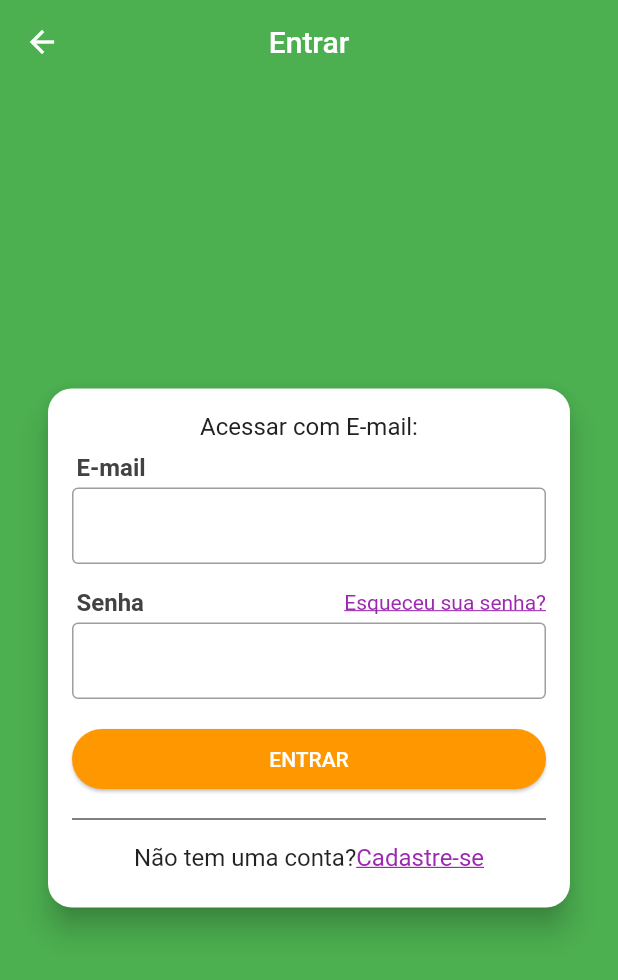
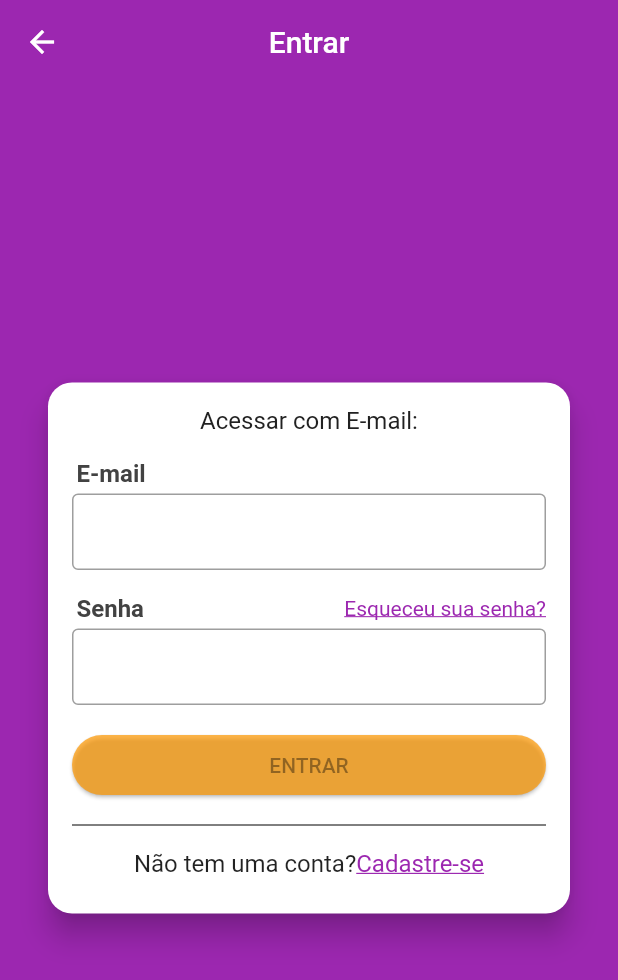
Before and after one commit to leonardovilches/sos_services, a Flutter app: the screen it shows after launch, in the side drawer, after a tap on "Acesse sua conta agora!", on a phone screen of 412 x 824 dp. Shown: the top 980 px of the screen. Run offline on Flutter 3.47's test engine with Material 2 defaults, Android fonts, the phone set to English and light mode, and no system bars; our stand-ins replace brasil_fields, flutter_mobx, get_it, mobx, parse_server_sdk_flutter; accounts and stored records are empty; generated files the repository leaves out were written again.

Commit message:
Tela de anuncio, login finalizada e signup finalizada

```diff
--- a/lib/components/custom_drawer/custom_drawe_header.dart
+++ b/lib/components/custom_drawer/custom_drawe_header.dart
@@ -1,16 +1,25 @@
 import 'package:flutter/material.dart';
+import 'package:get_it/get_it.dart';
 import 'package:sos_services/screens/login/login_screen.dart';
+import 'package:sos_services/stores/page_store.dart';
+import 'package:sos_services/stores/user_manager_store.dart';
 
 class CustomDrawerHeader extends StatelessWidget {
+  final UserManagerStore userManagerStore = GetIt.I<UserManagerStore>();
 
   @override
-  Widget build(BuildContext context){
+  Widget build(BuildContext context) {
     return GestureDetector(
       onTap: () {
         Navigator.of(context).pop();
+
+        if (userManagerStore.isLoggedIn) {
+          GetIt.I<PageStore>().setPage(4);
+        } else {
           Navigator.of(context).push(
             MaterialPageRoute(builder: (_) => LoginScreen()),
           );
+        }
       },
       child: Container(
         color: Colors.purple,
@@ -23,14 +32,18 @@ class CustomDrawerHeader extends StatelessWidget {
               color: Colors.white,
               size: 35,
             ),
-              const SizedBox(width: 20,),
+            const SizedBox(
+              width: 20,
+            ),
             Expanded(
               child: Column(
                 crossAxisAlignment: CrossAxisAlignment.start,
                 mainAxisAlignment: MainAxisAlignment.center,
                 children: [
                   Text(
-                      'Acesse sua conta agora!',
+                    userManagerStore.isLoggedIn
+                        ? userManagerStore.user.name
+                        : 'Acesse sua conta agora!',
                     style: TextStyle(
                       color: Colors.white,
                       fontSize: 16,
@@ -38,7 +51,9 @@ class CustomDrawerHeader extends StatelessWidget {
                     ),
                   ),
                   Text(
-                      'Clique aqui!',
+                    userManagerStore.isLoggedIn
+                        ? userManagerStore.user.email
+                        : 'Clique aqui!',
                     style: TextStyle(
                       color: Colors.white,
                       fontSize: 14,
--- /dev/null
+++ b/lib/components/error_box.dart
@@ -0,0 +1,35 @@
+import 'package:flutter/material.dart';
+
+class ErrorBox extends StatelessWidget {
+  ErrorBox({this.message});
+
+  final String message;
+  @override
+  Widget build(BuildContext context) {
+    if (message == null) {
+      return Container();
+    } else {
+      return Container(
+        color: Colors.red,
+        padding: const EdgeInsets.all(8),
+        child: Row(
+          children: [
+            Icon(
+              Icons.error_outline,
+              color: Colors.white,
+              size: 40,
+            ),
+            SizedBox(
+              width: 16,
+            ),
+            Expanded(
+                child: Text(
+              'Oops! $message. Por favor, tente novamente.',
+              style: TextStyle(color: Colors.white, fontSize: 14),
+            ))
+          ],
+        ),
+      );
+    }
+  }
+}
--- a/lib/main.dart
+++ b/lib/main.dart
@@ -3,8 +3,9 @@ import 'package:get_it/get_it.dart';
 import 'package:parse_server_sdk_flutter/parse_server_sdk.dart';
 import 'package:sos_services/screens/base/base_screen.dart';
 import 'package:sos_services/stores/page_store.dart';
+import 'package:sos_services/stores/user_manager_store.dart';
 
-void main() async{
+void main() async {
   WidgetsFlutterBinding.ensureInitialized();
   await initializeParse();
   setupLocators();
@@ -13,11 +14,11 @@ void main() async{
 
 void setupLocators() {
   GetIt.I.registerSingleton(PageStore());
+  GetIt.I.registerSingleton(UserManagerStore());
 }
 
 Future<void> initializeParse() async {
-  await Parse().initialize(
-    'aOvfAv7ymNduniHTnn1Id7vw4lfdIC4oXDUFCwVf',
+  await Parse().initialize('aOvfAv7ymNduniHTnn1Id7vw4lfdIC4oXDUFCwVf',
       'https://parseapi.back4app.com/',
       clientKey: 'ux1TZWB0r4HuFHQiMtpvHiZtzu6lcZllxGnojiLI',
       autoSendSessionId: true,
@@ -31,18 +32,15 @@ class MyApp extends StatelessWidget {
       title: 'SOS SERVICES',
       debugShowCheckedModeBanner: false,
       theme: ThemeData(
-        primaryColor: Colors.green,
-        scaffoldBackgroundColor: Colors.green,
+          primaryColor: Colors.purple,
+          scaffoldBackgroundColor: Colors.purple,
           visualDensity: VisualDensity.adaptivePlatformDensity,
-        appBarTheme: AppBarTheme(
-          elevation: 0
-        ),
+          appBarTheme: AppBarTheme(elevation: 0),
           textSelectionTheme: TextSelectionThemeData(
             cursorColor: Colors.orange,
-          selectionColor: Colors.green,
+            selectionColor: Colors.purple,
             selectionHandleColor: Colors.blue,
-        )
-      ),
+          )),
       home: BaseScreen(),
     );
   }
--- /dev/null
+++ b/lib/repositories/table_keys.dart
@@ -0,0 +1,6 @@
+const keyUserId = 'objectId';
+const keyUserName = 'name';
+const keyUserEmail = 'email';
+const keyUserPhone = 'phone';
+const keyUserType = 'userType';
+const keyUserCreatedAt = 'createdAt';
--- a/lib/repositories/user_repository.dart
+++ b/lib/repositories/user_repository.dart
@@ -0,0 +1,59 @@
+import 'package:parse_server_sdk_flutter/parse_server_sdk.dart';
+import 'package:sos_services/models/user.dart';
+import 'package:sos_services/repositories/parse_errors.dart';
+import 'package:sos_services/repositories/table_keys.dart';
+
+class UserRepository {
+  Future<User> signUp(User user) async {
+    final parseUser = ParseUser(user.email, user.password, user.email);
+
+    parseUser.set<String>(keyUserName, user.name);
+    parseUser.set<String>(keyUserPhone, user.phone);
+    parseUser.set<String>(keyUserPhone, user.phone);
+    parseUser.set(keyUserType, user.type.index);
+
+    final response = await parseUser.signUp();
+
+    if (response.success) {
+      return mapParseToUser(response.result);
+    } else {
+      return Future.error(ParseErrors.getDescription(response.error.code));
+    }
+  }
+
+  Future<User> loginWithEmail(String email, String password) async {
+    final parseUser = ParseUser(email, password, null);
+
+    final response = await parseUser.login();
+
+    if (response.success) {
+      return mapParseToUser(response.result);
+    } else {
+      return Future.error(ParseErrors.getDescription(response.error.code));
+    }
+  }
+
+  User mapParseToUser(ParseUser parseUser) {
+    return User(
+        id: parseUser.objectId,
+        name: parseUser.get(keyUserName),
+        email: parseUser.get(keyUserEmail),
+        phone: parseUser.get(keyUserPhone),
+        type: UserType.values[parseUser.get(keyUserType)],
+        createdAt: parseUser.get(keyUserCreatedAt));
+  }
+
+  Future<User> currentUser() async {
+    final parseUser = await ParseUser.currentUser();
+    if (parseUser != null) {
+      final response =
+          await ParseUser.getCurrentUserFromServer(parseUser.sessionToken);
+      if (response.success) {
+        return mapParseToUser(response.result);
+      } else {
+        await parseUser.logout();
+      }
+    }
+    return null;
+  }
+}
--- a/lib/screens/base/base_screen.dart
+++ b/lib/screens/base/base_screen.dart
@@ -1,11 +1,11 @@
 import 'package:flutter/material.dart';
 import 'package:get_it/get_it.dart';
 import 'package:mobx/mobx.dart';
+import 'package:sos_services/screens/create/create_screen.dart';
 import 'package:sos_services/screens/home/home_screen.dart';
 import 'package:sos_services/stores/page_store.dart';
 
 class BaseScreen extends StatefulWidget {
-
   @override
   _BaseScreenState createState() => _BaseScreenState();
 }
@@ -18,24 +18,30 @@ class _BaseScreenState extends State<BaseScreen> {
   @override
   void initState() {
     super.initState();
-    reaction(
-      (_) => pageStore.page,
-      (page) => pageController.jumpToPage(page));
+    reaction((_) => pageStore.page, (page) => pageController.jumpToPage(page));
   }
 
   @override
-  Widget build(BuildContext context){
+  Widget build(BuildContext context) {
     return Scaffold(
       body: PageView(
         controller: pageController,
         physics: NeverScrollableScrollPhysics(),
         children: [
           HomeScreen(),
-          Container(color: Colors.green,),
-          Container(color: Colors.brown,),
-          Container(color: Colors.pink,),
-          Container(color: Colors.purple,),
-          Container(color: Colors.yellow,),
+          CreateScreen(),
+          Container(
+            color: Colors.brown,
+          ),
+          Container(
+            color: Colors.pink,
+          ),
+          Container(
+            color: Colors.red,
+          ),
+          Container(
+            color: Colors.yellow,
+          ),
         ],
       ),
     );
--- a/lib/screens/login/login_screen.dart
+++ b/lib/screens/login/login_screen.dart
@@ -1,7 +1,11 @@
 import 'package:flutter/material.dart';
+import 'package:flutter_mobx/flutter_mobx.dart';
+import 'package:sos_services/components/error_box.dart';
 import 'package:sos_services/screens/signup/signup_screen.dart';
+import 'package:sos_services/stores/login_store.dart';
 
 class LoginScreen extends StatelessWidget {
+  final LoginStore loginStore = LoginStore();
 
   @override
   Widget build(BuildContext context) {
@@ -18,8 +22,7 @@ class LoginScreen extends StatelessWidget {
             child: Card(
               margin: const EdgeInsets.symmetric(horizontal: 32),
               shape: RoundedRectangleBorder(
-                borderRadius: BorderRadius.circular(16)
-              ),
+                  borderRadius: BorderRadius.circular(16)),
               elevation: 8,
               child: Padding(
                 padding: const EdgeInsets.all(16),
@@ -35,8 +38,15 @@ class LoginScreen extends StatelessWidget {
                         color: Colors.grey[900],
                       ),
                     ),
+                    Observer(builder: (_) {
+                      return Padding(
+                        padding: const EdgeInsets.only(top: 8),
+                        child: ErrorBox(message: loginStore.error),
+                      );
+                    }),
                     Padding(
-                      padding: const EdgeInsets.only(left: 3, bottom: 4, top: 8),
+                      padding:
+                          const EdgeInsets.only(left: 3, bottom: 4, top: 8),
                       child: Text(
                         'E-mail',
                         style: TextStyle(
@@ -46,22 +56,27 @@ class LoginScreen extends StatelessWidget {
                         ),
                       ),
                     ),
-                    TextField(
+                    Observer(builder: (_) {
+                      return TextField(
+                        enabled: !loginStore.loading,
                         decoration: InputDecoration(
                             border: const OutlineInputBorder(),
                             isDense: true,
+                            errorText: loginStore.emailError),
+                        keyboardType: TextInputType.emailAddress,
+                        onChanged: loginStore.setEmail,
+                      );
+                    }),
+                    const SizedBox(
+                      height: 16,
                     ),
-                      keyboardType: TextInputType.emailAddress,
-                    ),
-                    const SizedBox(height: 16,),
                     Padding(
-                      padding: const EdgeInsets.only(
-                        left: 3, bottom: 4
-                      ),
+                      padding: const EdgeInsets.only(left: 3, bottom: 4),
                       child: Row(
                         mainAxisAlignment: MainAxisAlignment.spaceBetween,
                         children: [
-                          Text('Senha',
+                          Text(
+                            'Senha',
                             style: TextStyle(
                               color: Colors.grey[800],
                               fontSize: 16,
@@ -76,42 +91,59 @@ class LoginScreen extends StatelessWidget {
                                 color: Colors.purple,
                               ),
                             ),
-                            onTap: (){
-
-                            },
+                            onTap: () {},
                           )
                         ],
                       ),
                     ),
-                    TextField(
+                    Observer(builder: (_) {
+                      return TextField(
+                        enabled: !loginStore.loading,
                         decoration: InputDecoration(
                             border: const OutlineInputBorder(),
                             isDense: true,
-                      ),
+                            errorText: loginStore.passwordError),
                         obscureText: true,
-                    ),
-                    Container(
+                        onChanged: loginStore.setPassword,
+                      );
+                    }),
+                    Observer(builder: (_) {
+                      return Container(
                         height: 40,
                         margin: const EdgeInsets.only(top: 20, bottom: 12),
                         child: ElevatedButton(
                           style: ButtonStyle(
-                          backgroundColor: MaterialStateProperty.all<Color>(Colors.orange),
+                              backgroundColor:
+                                  MaterialStateProperty.resolveWith<Color>(
+                                (Set<MaterialState> states) {
+                                  if (states.contains(MaterialState.disabled))
+                                    return Colors.orange.withAlpha(180);
+                                  else
+                                    return Colors.orange;
+                                },
+                              ),
+                              // backgroundColor: MaterialStateProperty.all<Color>(
+                              //     Colors.orange),
                               elevation: MaterialStateProperty.all(1),
-                          shape: MaterialStateProperty.all<RoundedRectangleBorder>(
+                              shape: MaterialStateProperty.all<
+                                      RoundedRectangleBorder>(
                                   RoundedRectangleBorder(
                                 borderRadius: BorderRadius.circular(20),
                                 // side: BorderSide(color: Colors.red)
+                              ))),
+                          child: loginStore.loading
+                              ? CircularProgressIndicator(
+                                  valueColor:
+                                      AlwaysStoppedAnimation(Colors.white),
                                 )
-                          )
+                              : Text('ENTRAR'),
+                          onPressed: loginStore.loginPressed,
                         ),
-
-                        child: Text(
-                          'ENTRAR'
+                      );
+                    }),
+                    Divider(
+                      color: Colors.black,
                     ),
-                        onPressed: (){},
-                      ),
-                    ),
-                    Divider(color: Colors.black,),
                     Padding(
                       padding: const EdgeInsets.symmetric(vertical: 8),
                       child: Wrap(
@@ -122,7 +154,7 @@ class LoginScreen extends StatelessWidget {
                             style: TextStyle(fontSize: 16),
                           ),
                           GestureDetector(
-                            onTap: (){
+                            onTap: () {
                               Navigator.of(context).push(MaterialPageRoute(
                                   builder: (_) => SignUpScreen()));
                             },
--- /dev/null
+++ b/lib/stores/user_manager_store.dart
@@ -0,0 +1,26 @@
+import 'package:mobx/mobx.dart';
+import 'package:sos_services/models/user.dart';
+import 'package:sos_services/repositories/user_repository.dart';
+part 'user_manager_store.g.dart';
+
+class UserManagerStore = _UserManagerStore with _$UserManagerStore;
+
+abstract class _UserManagerStore with Store {
+  _UserManagerStore() {
+    _getCurrentUser();
+  }
+
+  @observable
+  User user;
+
+  @action
+  void setUser(User value) => user = value;
+
+  @computed
+  bool get isLoggedIn => user != null;
+
+  Future<void> _getCurrentUser() async {
+    final user = await UserRepository().currentUser();
+    setUser(user);
+  }
+}
```
Also changed, not shown: lib/models/user.dart (added, +25 -0 lines), lib/repositories/parse_errors.dart (added, +55 -0 lines), lib/screens/create/components/image_source_model.dart (added, +49 -0 lines), lib/screens/create/components/images_field.dart (added, +44 -0 lines), lib/screens/create/create_screen.dart (added, +67 -0 lines), lib/screens/signup/signup_screen.dart (+40 -40 lines), lib/stores/login_store.dart (added, +57 -0 lines), lib/stores/signup_store.dart (+32 -19 lines), lib/stores/login_store.g.dart (added), lib/stores/signup_store.g.dart, lib/stores/user_manager_store.g.dart (added), pubspec.yaml (line endings or trailing spaces). Lines whose indentation alone changed are shown as unchanged.
